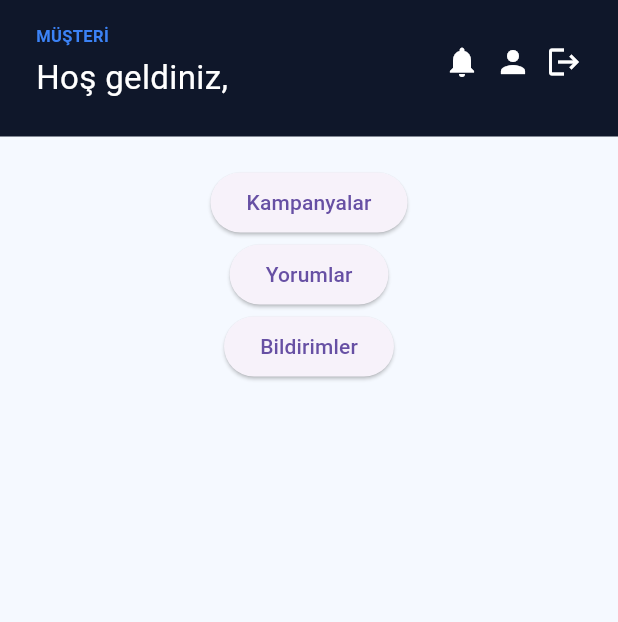
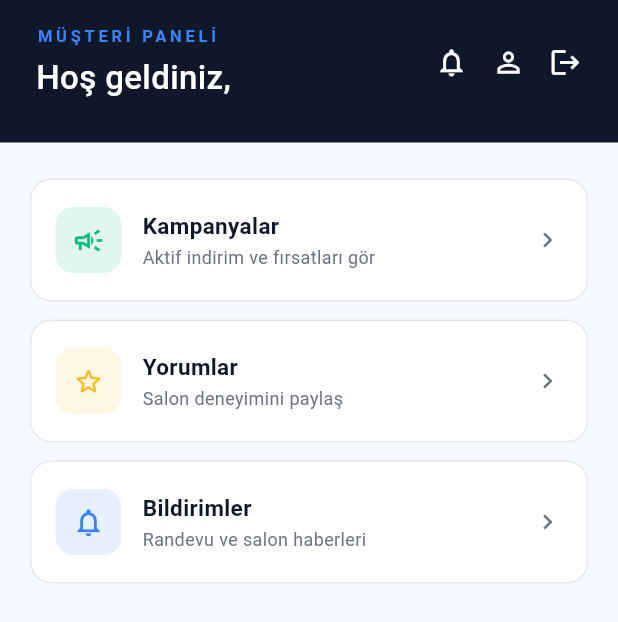
Before and after one commit to tuanasimseek/Kuafor, a Flutter app: the CustomerHomePage screen opened directly, on a phone screen of 412 x 824 dp. Shown: the top 622 px of the screen. Run offline on Flutter 3.47's test engine with Material 3 defaults, Android fonts, the light colour scheme and no system bars; our stand-ins replace dio, firebase_core, firebase_messaging, flutter_local_notifications, flutter_secure_storage; accounts and stored records are empty; network calls fail.

```diff
--- a/kuafor_app/lib/pages/customer_home_page.dart
+++ b/kuafor_app/lib/pages/customer_home_page.dart
@@ -28,7 +28,6 @@ class _CustomerHomePageState extends State<CustomerHomePage> {
   Future<void> _loadUser() async {
     final token = await _authService.getToken();
     if (token == null) return;
-
     final user = await _authService.getUserInfo(token);
     if (user != null) {
       setState(() {
@@ -53,13 +52,14 @@ class _CustomerHomePageState extends State<CustomerHomePage> {
       backgroundColor: AppColors.background,
       body: Column(
         children: [
+          // ── Üst başlık ──
           Container(
             color: AppColors.primary,
             padding: EdgeInsets.only(
               top: MediaQuery.of(context).padding.top + 16,
               left: 24,
               right: 24,
-              bottom: 24,
+              bottom: 28,
             ),
             child: Row(
               children: [
@@ -68,11 +68,12 @@ class _CustomerHomePageState extends State<CustomerHomePage> {
                     crossAxisAlignment: CrossAxisAlignment.start,
                     children: [
                       const Text(
-                        'MÜŞTERİ',
+                        'MÜŞTERİ PANELİ',
                         style: TextStyle(
                           color: AppColors.accent,
                           fontSize: 11,
                           fontWeight: FontWeight.w600,
+                          letterSpacing: 2.5,
                         ),
                       ),
                       const SizedBox(height: 4),
@@ -81,6 +82,7 @@ class _CustomerHomePageState extends State<CustomerHomePage> {
                         style: const TextStyle(
                           color: AppColors.white,
                           fontSize: 22,
+                          fontWeight: FontWeight.w500,
                         ),
                       ),
                     ],
@@ -90,73 +92,77 @@ class _CustomerHomePageState extends State<CustomerHomePage> {
                   onTap: () => Navigator.push(
                     context,
                     MaterialPageRoute(
-                      builder: (_) =>
-                          NotificationsScreen(userId: _userId),
+                      builder: (_) => NotificationsScreen(userId: _userId),
                     ),
                   ),
-                  child: const Icon(Icons.notifications, color: Colors.white),
+                  child: const Icon(Icons.notifications_outlined,
+                      color: Colors.white, size: 22),
                 ),
-                const SizedBox(width: 10),
+                const SizedBox(width: 16),
                 GestureDetector(
                   onTap: () => Navigator.push(
                     context,
                     MaterialPageRoute(builder: (_) => const ProfilePage()),
                   ),
-                  child: const Icon(Icons.person, color: Colors.white),
+                  child: const Icon(Icons.person_outline,
+                      color: Colors.white, size: 22),
                 ),
-                const SizedBox(width: 10),
+                const SizedBox(width: 16),
                 GestureDetector(
                   onTap: () => _logout(context),
-                  child: const Icon(Icons.logout, color: Colors.white),
+                  child: const Icon(Icons.logout,
+                      color: Colors.white, size: 22),
                 ),
               ],
             ),
           ),
 
+          // ── Menü kartları ──
           Expanded(
-            child: Padding(
+            child: ListView(
               padding: const EdgeInsets.all(20),
-              child: Column(
               children: [
-                  ElevatedButton(
-                    onPressed: () {
-                      Navigator.push(
+                const SizedBox(height: 4),
+                _MenuCard(
+                  icon: Icons.campaign_outlined,
+                  label: 'Kampanyalar',
+                  subtitle: 'Aktif indirim ve fırsatları gör',
+                  iconColor: const Color(0xFF10B981),
+                  onTap: () => Navigator.push(
                     context,
                     MaterialPageRoute(
                       builder: (_) => const CampaignsScreen(),
                     ),
-                      );
-                    },
-                    child: const Text("Kampanyalar"),
-                  ),
-                  ElevatedButton(
-                    onPressed: () {
-                      Navigator.push(
-                        context,
-                        MaterialPageRoute(
-                          builder: (_) => ReviewsScreen(
-                            salonId: 1,
-                            userId: _userId,
                   ),
                 ),
-                      );
-                    },
-                    child: const Text("Yorumlar"),
-                  ),
-                  ElevatedButton(
-                    onPressed: () {
-                      Navigator.push(
+                const SizedBox(height: 12),
+                _MenuCard(
+                  icon: Icons.star_outline_rounded,
+                  label: 'Yorumlar',
+                  subtitle: 'Salon deneyimini paylaş',
+                  iconColor: const Color(0xFFFBBF24),
+                  onTap: () => Navigator.push(
                     context,
                     MaterialPageRoute(
                       builder: (_) =>
-                              NotificationsScreen(userId: _userId),
+                          ReviewsScreen(salonId: 1, userId: _userId),
                     ),
-                      );
-                    },
-                    child: const Text("Bildirimler"),
+                  ),
+                ),
+                const SizedBox(height: 12),
+                _MenuCard(
+                  icon: Icons.notifications_outlined,
+                  label: 'Bildirimler',
+                  subtitle: 'Randevu ve salon haberleri',
+                  iconColor: AppColors.accent,
+                  onTap: () => Navigator.push(
+                    context,
+                    MaterialPageRoute(
+                      builder: (_) => NotificationsScreen(userId: _userId),
+                    ),
+                  ),
                 ),
               ],
-              ),
             ),
           ),
         ],
@@ -164,3 +170,73 @@ class _CustomerHomePageState extends State<CustomerHomePage> {
     );
   }
 }
+
+// ── Menü kart widget'ı ──
+class _MenuCard extends StatelessWidget {
+  final IconData icon;
+  final String label;
+  final String subtitle;
+  final Color iconColor;
+  final VoidCallback onTap;
+
+  const _MenuCard({
+    required this.icon,
+    required this.label,
+    required this.subtitle,
+    required this.iconColor,
+    required this.onTap,
+  });
+
+  @override
+  Widget build(BuildContext context) {
+    return GestureDetector(
+      onTap: onTap,
+      child: Container(
+        decoration: BoxDecoration(
+          color: AppColors.surface,
+          borderRadius: BorderRadius.circular(14),
+          border: Border.all(color: AppColors.border),
+        ),
+        padding: const EdgeInsets.symmetric(horizontal: 16, vertical: 18),
+        child: Row(
+          children: [
+            Container(
+              width: 44,
+              height: 44,
+              decoration: BoxDecoration(
+                color: iconColor.withOpacity(0.12),
+                borderRadius: BorderRadius.circular(12),
+              ),
+              child: Icon(icon, color: iconColor, size: 22),
+            ),
+            const SizedBox(width: 14),
+            Expanded(
+              child: Column(
+                crossAxisAlignment: CrossAxisAlignment.start,
+                children: [
+                  Text(
+                    label,
+                    style: const TextStyle(
+                      color: AppColors.primary,
+                      fontWeight: FontWeight.w600,
+                      fontSize: 15,
+                    ),
+                  ),
+                  const SizedBox(height: 2),
+                  Text(
+                    subtitle,
+                    style: const TextStyle(
+                      color: AppColors.muted,
+                      fontSize: 12,
+                    ),
+                  ),
+                ],
+              ),
+            ),
+            const Icon(Icons.chevron_right, color: AppColors.muted, size: 20),
+          ],
+        ),
+      ),
+    );
+  }
+}
```
Lines whose indentation alone changed are shown as unchanged.
